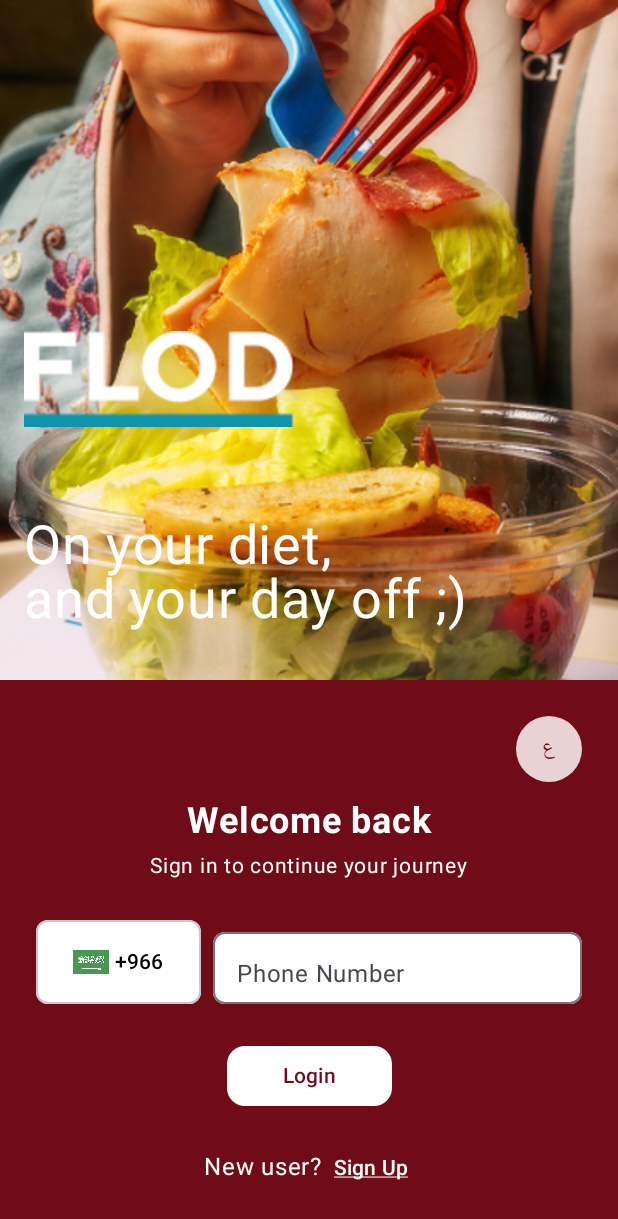
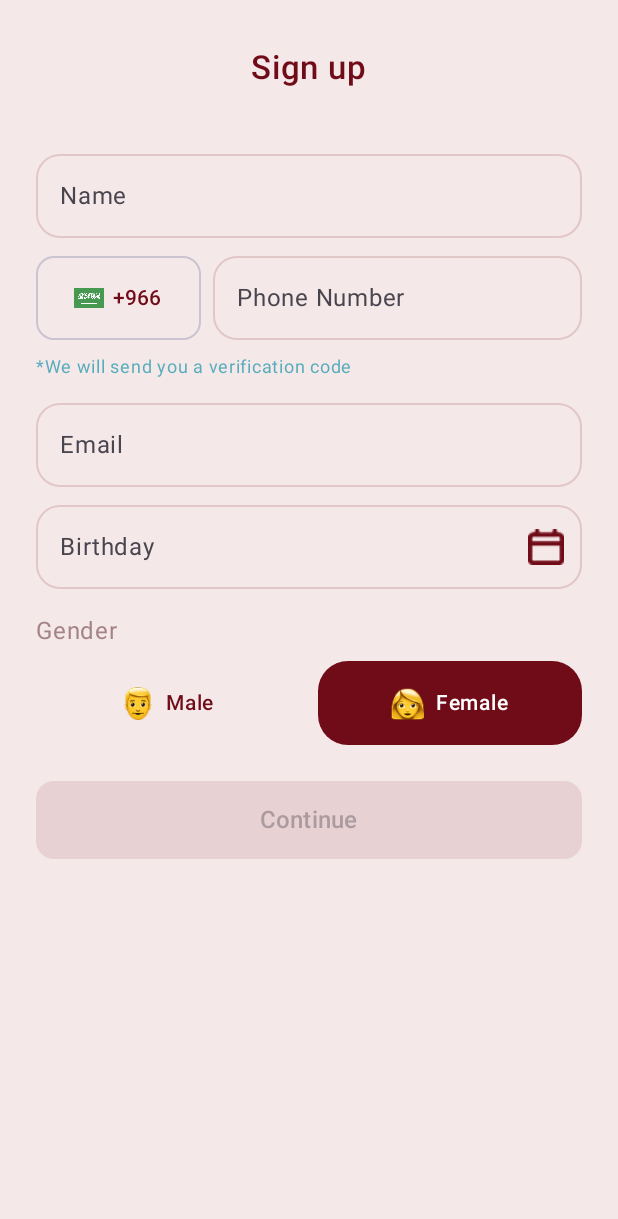
Before and after one commit to mostafa-soliman/FLOD-Restaurant-new, an Android app built with Jetpack Compose: the screen it shows after launch (MainActivity), after a tap on "Sign Up", on a phone screen of 412 x 824 dp. Shown: the top 1219 px of the screen. Run offline under Robolectric (Android 15) with nearby library versions, the phone set to English and light mode, and no system bars.

Commit message:
add signup

```diff
--- a/app/src/main/java/com/fadali/flod_restaurant/presentation/ui/navigation/FLODNavGraph.kt
+++ b/app/src/main/java/com/fadali/flod_restaurant/presentation/ui/navigation/FLODNavGraph.kt
@@ -1,31 +1,75 @@
 package com.fadali.flod_restaurant.presentation.ui.navigation
+
+import android.net.Uri
 import androidx.compose.runtime.Composable
 import androidx.navigation.NavHostController
 import androidx.navigation.compose.NavHost
 import androidx.navigation.compose.composable
+import androidx.navigation.navArgument
 import com.fadali.flod_restaurant.presentation.ui.screens.onboard.OnboardScreen
+import com.fadali.flod_restaurant.presentation.ui.screens.signup.SignUpScreen
 import com.fadali.flod_restaurant.presentation.ui.screens.splash.SplashScreen
 import com.fadali.flod_restaurant.presentation.ui.screens.verify.VerifyOtpScreen
+
+object Route {
+    const val Splash = "splash"
+    const val Login = "login"           // Onboard
+    const val SignUp = "signup"
+    const val VerifyOtp = "verify_otp"  // + optional ?phone=
+}
 
 @Composable
 fun FLODNavGraph(navController: NavHostController) {
     NavHost(
         navController = navController,
-        startDestination = "splash"
+        startDestination = Route.Splash
     ) {
-        composable("splash") { SplashScreen(navController) }
-        composable("login") { OnboardScreen(navController) }
-        composable("verify_otp") {
+        composable(Route.Splash) {
+            SplashScreen(navController)
+        }
+
+        composable(Route.Login) {
+            OnboardScreen(navController) // زر Login يروح verify_otp, وزر SignUp يروح signup
+        }
+
+        composable(Route.SignUp) {
+            SignUpScreen(
+                onContinue = { name, fullPhone, email, bday, gender ->
+                    // ابعت رقم مقنّع/حقيقي حسب لوجيكك:
+                    val masked = maskPhone(fullPhone)
+                    navController.navigate("${Route.VerifyOtp}?phone=${Uri.encode(masked)}")
+                }
+            )
+        }
+
+        composable(
+            route = "${Route.VerifyOtp}?phone={phone}",
+            arguments = listOf(
+                navArgument("phone") { defaultValue = "+966xxxxxxxx87" }
+            )
+        ) { backStackEntry ->
+            val masked = backStackEntry.arguments?.getString("phone") ?: "+966xxxxxxxx87"
             VerifyOtpScreen(
-                maskedPhone = "+966xxxxxxxx87",
+                maskedPhone = masked,
                 onCodeComplete = { code ->
-                    // TODO: بعد نجاح التحقق -> انتقل لوجهة أخرى إن حبيت
-                    // navController.navigate("home") { popUpTo("login") { inclusive = true } }
+                    // TODO: بعد تأكيد الكود، وجّه المستخدم (مثلاً للـ Home)
+                    // navController.navigate("home") { popUpTo(Route.Login) { inclusive = true } }
                 },
                 onResend = {
-                    // TODO: نادِ API لإعادة إرسال الكود
+                    // TODO: نادِ API لإعادة الإرسال
                 }
             )
         }
     }
 }
+
+// اختياري: إخفاء أرقام الهاتف (اعمل لوجيكك كما تحب)
+private fun maskPhone(phone: String): String {
+    // مثال بسيط: أبقِ أول 4 + آخر 2
+    val clean = phone.trim()
+    return if (clean.length > 6) {
+        val head = clean.take(4)
+        val tail = clean.takeLast(2)
+        "$head${"x".repeat(clean.length - 6)}$tail"
+    } else clean
+}
--- a/app/src/main/java/com/fadali/flod_restaurant/presentation/ui/screens/onboard/OnboardScreen.kt
+++ b/app/src/main/java/com/fadali/flod_restaurant/presentation/ui/screens/onboard/OnboardScreen.kt
@@ -54,7 +54,7 @@ fun OnboardScreenContent(onLoginClick: () -> Unit = {}, onSignUpClick: () -> Uni
 
         Box(
             modifier = Modifier
-                .weight(0.55f)
+                .weight(0.5f)
         ) {
             Image(
                 painter = painterResource(id = R.drawable.onboard),
@@ -86,7 +86,7 @@ fun OnboardScreenContent(onLoginClick: () -> Unit = {}, onSignUpClick: () -> Uni
 
         Column(
             modifier = Modifier
-                .weight(0.45f)
+                .weight(0.5f)
                 .fillMaxWidth()
                 .background(Color(0xFF700B18))
                 .padding(24.dp),
@@ -220,7 +220,11 @@ fun OnboardScreenContent(onLoginClick: () -> Unit = {}, onSignUpClick: () -> Uni
 
             Spacer(modifier = Modifier.height(16.dp))
 
-            Row {
+            Row (
+                modifier = Modifier
+                    .align(alignment = Alignment.CenterHorizontally)
+                    .navigationBarsPadding()
+                ){
                 Text(
                     text = stringResource(id = R.string.signup_prompt),
                     color = Color.White,
--- /dev/null
+++ b/app/src/main/java/com/fadali/flod_restaurant/presentation/ui/screens/signup/SignUpScreen.kt
@@ -0,0 +1,278 @@
+package com.fadali.flod_restaurant.presentation.ui.screens.signup
+
+import androidx.compose.foundation.Image
+import androidx.compose.foundation.layout.*
+import androidx.compose.foundation.shape.RoundedCornerShape
+import androidx.compose.material3.*
+import androidx.compose.runtime.*
+import androidx.compose.ui.Alignment
+import androidx.compose.ui.Modifier
+import androidx.compose.ui.layout.ContentScale
+import androidx.compose.ui.platform.LocalContext
+import androidx.compose.ui.res.painterResource
+import androidx.compose.ui.text.font.FontWeight
+import androidx.compose.ui.text.style.TextOverflow
+import androidx.compose.ui.unit.dp
+import androidx.compose.ui.unit.sp
+import com.fadali.flod_restaurant.R
+import com.fadali.flod_restaurant.util.UiDimensions
+
+@Composable
+fun SignUpScreen(
+    onContinue: (name: String, phone: String, email: String, birthday: String, gender: Gender) -> Unit = { _,_,_,_,_ -> }
+) {
+    // State
+    var name by remember { mutableStateOf("") }
+    var phone by remember { mutableStateOf("") }
+    var email by remember { mutableStateOf("") }
+    var birthday by remember { mutableStateOf("") }
+    var gender by remember { mutableStateOf(Gender.Female) }
+
+    val cs = MaterialTheme.colorScheme
+
+    Column(
+        modifier = Modifier
+            .fillMaxSize()
+            .padding(horizontal = 24.dp, vertical = 24.dp),
+        horizontalAlignment = Alignment.CenterHorizontally
+    ) {
+
+        Text(
+            text = "Sign up",
+            color = cs.primary,
+            fontSize = 22.sp,
+            fontWeight = FontWeight.SemiBold,
+            modifier = Modifier.padding(top = 8.dp, bottom = 24.dp)
+        )
+
+        Spacer(Modifier.height(20.dp))
+
+        // Name
+        OutlinedTextField(
+            value = name,
+            onValueChange = { name = it },
+            placeholder = { Text("Name") },
+            singleLine = true,
+            shape = RoundedCornerShape(16.dp),
+            modifier = Modifier.fillMaxWidth(),
+            colors = OutlinedTextFieldDefaults.colors(
+                focusedContainerColor = cs.surface,
+                unfocusedContainerColor = cs.surface,
+                focusedBorderColor = cs.primary.copy(alpha = .25f),
+                unfocusedBorderColor = cs.primary.copy(alpha = .15f),
+                cursorColor = cs.primary
+            )
+        )
+
+        Spacer(Modifier.height(12.dp))
+
+        // Phone row (flag + code + number)
+        Row(
+            modifier = Modifier.fillMaxWidth(),
+            verticalAlignment = Alignment.CenterVertically
+        ) {
+            OutlinedButton(
+                onClick = { /* TODO: choose country */ },
+                shape = RoundedCornerShape(12.dp),
+                modifier = Modifier
+                    .width(110.dp)
+                    .height(UiDimensions.TextFieldHeight),
+                colors = ButtonDefaults.outlinedButtonColors(containerColor = cs.surface)
+            ) {
+                Image(
+                    painter = painterResource(id = R.drawable.saudi_flag),
+                    contentDescription = null,
+                    contentScale = ContentScale.Fit,
+                    modifier = Modifier.size(20.dp)
+                )
+                Spacer(Modifier.width(6.dp))
+                Text("+966", color = cs.onSurface)
+            }
+
+            Spacer(Modifier.width(8.dp))
+
+            OutlinedTextField(
+                value = phone,
+                onValueChange = { phone = it.filter { ch -> ch.isDigit() }.take(10) },
+                placeholder = { Text("Phone Number") },
+                singleLine = true,
+                shape = RoundedCornerShape(16.dp),
+                modifier = Modifier
+                    .weight(1f)
+                    .height(UiDimensions.TextFieldHeight),
+                colors = OutlinedTextFieldDefaults.colors(
+                    focusedContainerColor = cs.surface,
+                    unfocusedContainerColor = cs.surface,
+                    focusedBorderColor = cs.primary.copy(alpha = .25f),
+                    unfocusedBorderColor = cs.primary.copy(alpha = .15f),
+                    cursorColor = cs.primary
+                )
+            )
+        }
+
+        Spacer(Modifier.height(6.dp))
+
+        Text(
+            text = "*We will send you a verification code",
+            color = cs.secondary.copy(alpha = .8f),
+            fontSize = 12.sp,
+            maxLines = 1,
+            overflow = TextOverflow.Ellipsis,
+            modifier = Modifier.align(Alignment.Start)
+        )
+
+        Spacer(Modifier.height(12.dp))
+
+        // Email
+        OutlinedTextField(
+            value = email,
+            onValueChange = { email = it },
+            placeholder = { Text("Email") },
+            singleLine = true,
+            shape = RoundedCornerShape(16.dp),
+            modifier = Modifier.fillMaxWidth(),
+            colors = OutlinedTextFieldDefaults.colors(
+                focusedContainerColor = cs.surface,
+                unfocusedContainerColor = cs.surface,
+                focusedBorderColor = cs.primary.copy(alpha = .25f),
+                unfocusedBorderColor = cs.primary.copy(alpha = .15f),
+                cursorColor = cs.primary
+            )
+        )
+
+        Spacer(Modifier.height(12.dp))
+
+        // Birthday with trailing icon -> DatePickerDialog
+        val context = LocalContext.current
+        val cal = remember { java.util.Calendar.getInstance() }
+
+        val datePicker = remember(context) {
+            android.app.DatePickerDialog(
+                context,
+                { _, y, m, d -> birthday = "%02d/%02d/%04d".format(d, m + 1, y) },
+                cal.get(java.util.Calendar.YEAR),
+                cal.get(java.util.Calendar.MONTH),
+                cal.get(java.util.Calendar.DAY_OF_MONTH)
+            )
+        }
+
+
+        OutlinedTextField(
+            value = birthday,
+            onValueChange = { /* read-only via picker */ },
+            placeholder = { Text("Birthday") },
+            singleLine = true,
+            readOnly = true,
+            trailingIcon = {
+                IconButton(onClick = { datePicker.show() }) {
+                    Icon(
+                        painter = painterResource(id = R.drawable.ic_calendar),
+                        contentDescription = "Pick date",
+                        tint = cs.onSurface
+                    )
+                }
+            },
+            shape = RoundedCornerShape(16.dp),
+            modifier = Modifier.fillMaxWidth(),
+            colors = OutlinedTextFieldDefaults.colors(
+                focusedContainerColor = cs.surface,
+                unfocusedContainerColor = cs.surface,
+                focusedBorderColor = cs.primary.copy(alpha = .25f),
+                unfocusedBorderColor = cs.primary.copy(alpha = .15f),
+                cursorColor = cs.primary
+            )
+        )
+
+        Spacer(Modifier.height(16.dp))
+
+        Text(
+            text = "Gender",
+            color = cs.onBackground.copy(alpha = .85f),
+            fontSize = 16.sp,
+            modifier = Modifier.align(Alignment.Start)
+        )
+
+        Spacer(Modifier.height(8.dp))
+
+        Row(
+            modifier = Modifier.fillMaxWidth(),
+            horizontalArrangement = Arrangement.spacedBy(12.dp)
+        ) {
+            GenderPill(
+                imageRes = R.drawable.male,
+                label = "Male",
+                selected = gender == Gender.Male,
+                onClick = { gender = Gender.Male },
+                modifier = Modifier.weight(1f)
+            )
+            GenderPill(
+                imageRes = R.drawable.female,
+                label = "Female",
+                selected = gender == Gender.Female,
+                onClick = { gender = Gender.Female },
+                modifier = Modifier.weight(1f)
+            )
+
+
+        }
+
+        Spacer(Modifier.height(24.dp))
+
+        Button(
+            onClick = { onContinue(name, "+966$phone", email, birthday, gender) },
+            shape = RoundedCornerShape(12.dp),
+            modifier = Modifier
+                .fillMaxWidth()
+                .height(52.dp),
+            colors = ButtonDefaults.buttonColors(
+                containerColor = cs.primary,
+                contentColor = cs.onPrimary
+            ),
+            enabled = name.isNotBlank() && phone.length >= 8
+        ) {
+            Text("Continue", fontSize = 16.sp)
+        }
+    }
+}
+
+@Composable
+private fun GenderPill(
+    imageRes: Int,
+    label: String,
+    selected: Boolean,
+    onClick: () -> Unit,
+    modifier: Modifier = Modifier
+) {
+    val cs = MaterialTheme.colorScheme
+    Surface(
+        onClick = onClick,
+        shape = RoundedCornerShape(20.dp),
+        color = if (selected) cs.primary else cs.surface,
+        contentColor = if (selected) cs.onPrimary else cs.onSurface,
+        shadowElevation = 0.dp,
+        tonalElevation = 0.dp,
+        modifier = modifier
+            .height(56.dp)
+    ) {
+        Row(
+            modifier = Modifier
+                .fillMaxSize()
+                .padding(horizontal = 16.dp),
+            verticalAlignment = Alignment.CenterVertically,
+            horizontalArrangement = Arrangement.Center
+        ) {
+            Image(
+                painter = painterResource(id = imageRes),
+                contentDescription = label,
+                modifier = Modifier.size(22.dp),
+                contentScale = ContentScale.Fit
+            )
+            Spacer(Modifier.width(8.dp))
+            Text(label, fontWeight = FontWeight.SemiBold, fontSize = 14.sp)
+        }
+    }
+}
+
+
+
+enum class Gender { Male, Female }
```
Also changed, not shown: app/src/main/res/drawable/female.png (added), app/src/main/res/drawable/ic_calendar.png (added), app/src/main/res/drawable/male.png (added).
